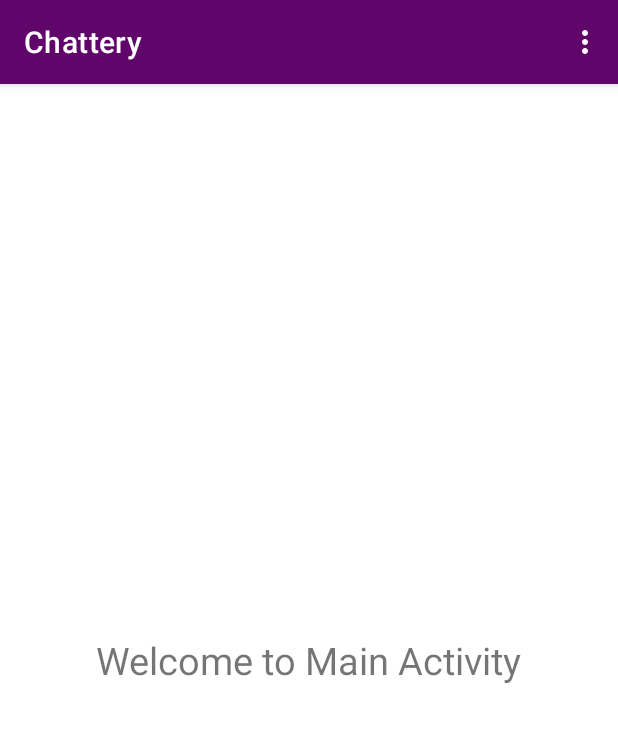
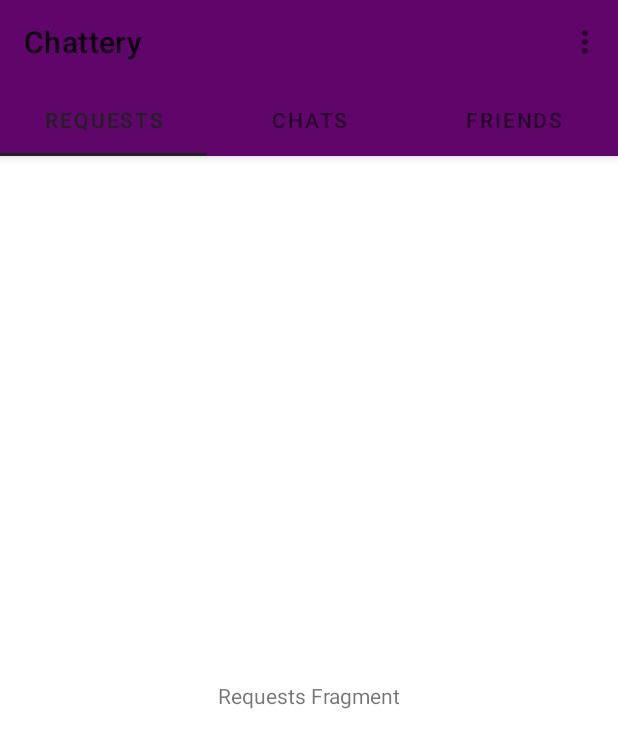
Before and after one commit to Ahmedgadein/Chattery, an Android app: the screen it shows after launch once a user with an empty profile is signed in (MainActivity), on a phone screen of 412 x 824 dp. Shown: the top 748 px of the screen. Run offline under Robolectric (Android 15) with nearby library versions, the phone set to English and light mode, and no system bars; our stand-ins replace Firebase (no records; nobody signed in at launch, a user with empty details on screens opened directly).

Commit message:
Added tabs to Main page UI

```diff
--- a/app/build.gradle
+++ b/app/build.gradle
@@ -33,6 +33,7 @@ dependencies {
     implementation 'androidx.core:core-ktx:1.3.0'
     implementation 'androidx.constraintlayout:constraintlayout:1.1.3'
     implementation 'com.google.firebase:firebase-auth:16.0.5'
+    implementation 'androidx.legacy:legacy-support-v4:1.0.0'
     testImplementation 'junit:junit:4.12'
     androidTestImplementation 'androidx.test.ext:junit:1.1.1'
     androidTestImplementation 'androidx.test.espresso:espresso-core:3.2.0'
--- /dev/null
+++ b/app/src/main/java/com/example/chattery/adapters/TabsAdapter.kt
@@ -0,0 +1,27 @@
+package com.example.chattery.adapters
+
+import androidx.fragment.app.Fragment
+import androidx.fragment.app.FragmentManager
+import androidx.fragment.app.FragmentPagerAdapter
+import androidx.viewpager.widget.PagerAdapter
+import com.example.chattery.ui.fragments.ChatsFragment
+import com.example.chattery.ui.fragments.FriendsFragment
+import com.example.chattery.ui.fragments.RequestsFragment
+
+class TabsAdapter(fm: FragmentManager) : FragmentPagerAdapter(fm) {
+    private val tabsTitles = listOf("Requests","Chats","Friends")
+
+    override fun getItem(position: Int): Fragment {
+        return when(position){
+            0 -> RequestsFragment()
+            1 -> ChatsFragment()
+            2 -> FriendsFragment()
+            else -> Fragment()
+        }
+
+    }
+
+    override fun getCount(): Int = 3
+
+    override fun getPageTitle(position: Int): CharSequence? = tabsTitles.get(position)
+}
--- a/app/src/main/java/com/example/chattery/LoginActivity.kt
+++ b/app/src/main/java/com/example/chattery/ui/activities/LoginActivity.kt
@@ -1,4 +1,4 @@
-package com.example.chattery
+package com.example.chattery.ui.activities
 
 import android.app.ProgressDialog
 import android.content.Intent
@@ -9,8 +9,8 @@ import android.util.Log
 import android.widget.Button
 import android.widget.EditText
 import android.widget.Toast
+import com.example.chattery.R
 import com.google.firebase.auth.FirebaseAuth
-import kotlin.math.log
 
 class LoginActivity : AppCompatActivity() {
     lateinit var mAuth:FirebaseAuth  //FireBase Authentication instance
@@ -57,7 +57,7 @@ class LoginActivity : AppCompatActivity() {
             mProgressDialog.dismiss()
             if (it.isSuccessful){
                 Log.d(TAG,"Log in succesful")
-                val intent = Intent(this,MainActivity::class.java)
+                val intent = Intent(this, MainActivity::class.java)
                 startActivity(intent)
                 finish()
             }else{
--- a/app/src/main/java/com/example/chattery/MainActivity.kt
+++ b/app/src/main/java/com/example/chattery/ui/activities/MainActivity.kt
@@ -1,4 +1,4 @@
-package com.example.chattery
+package com.example.chattery.ui.activities
 
 import android.content.Context
 import android.content.Intent
@@ -8,17 +8,33 @@ import android.os.Bundle
 import android.view.Menu
 import android.view.MenuItem
 import android.widget.Toast
+import androidx.viewpager.widget.ViewPager
+import com.example.chattery.R
+import com.example.chattery.adapters.TabsAdapter
+import com.google.android.material.tabs.TabLayout
 import com.google.firebase.auth.FirebaseAuth
 
 class MainActivity : AppCompatActivity() {
     lateinit var mAuth: FirebaseAuth
-
+    lateinit var mViewPager:ViewPager
+    lateinit var mTabs:TabLayout
+    lateinit var mToolbar: androidx.appcompat.widget.Toolbar
 
     override fun onCreate(savedInstanceState: Bundle?) {
         super.onCreate(savedInstanceState)
         setContentView(R.layout.activity_main)
 
         mAuth = FirebaseAuth.getInstance()
+
+        mToolbar = findViewById(R.id.main_page_toolbar)
+        setSupportActionBar(mToolbar)
+
+        mViewPager = findViewById(R.id.view_pager)
+        mViewPager.adapter =
+            TabsAdapter(supportFragmentManager)
+
+        mTabs = findViewById(R.id.main_tab_layout)
+        mTabs.setupWithViewPager(mViewPager)
 
         if(!isNetworkAvailableAndConnected()) {
             Toast.makeText(this,"No Network Connection", Toast.LENGTH_LONG).show()
--- a/app/src/main/java/com/example/chattery/SignUpActivity.kt
+++ b/app/src/main/java/com/example/chattery/ui/activities/SignUpActivity.kt
@@ -1,4 +1,4 @@
-package com.example.chattery
+package com.example.chattery.ui.activities
 
 import android.app.ProgressDialog
 import android.content.Intent
@@ -9,7 +9,7 @@ import android.util.Log
 import android.widget.Button
 import android.widget.EditText
 import android.widget.Toast
-import androidx.appcompat.app.AlertDialog
+import com.example.chattery.R
 import com.google.firebase.auth.FirebaseAuth
 
 class SignUpActivity : AppCompatActivity() {
@@ -59,7 +59,7 @@ class SignUpActivity : AppCompatActivity() {
 
             if(it.isSuccessful){
                 Log.d(TAG,"Created account succesfuly")
-                val intent = Intent(this,MainActivity::class.java)
+                val intent = Intent(this, MainActivity::class.java)
                 startActivity(intent)
                 finish()
             }else{
--- /dev/null
+++ b/app/src/main/java/com/example/chattery/ui/fragments/ChatsFragment.kt
@@ -0,0 +1,23 @@
+package com.example.chattery.ui.fragments
+
+import android.os.Bundle
+import androidx.fragment.app.Fragment
+import android.view.LayoutInflater
+import android.view.View
+import android.view.ViewGroup
+import com.example.chattery.R
+
+/**
+ * A simple [Fragment] subclass.
+ */
+class ChatsFragment : Fragment() {
+
+    override fun onCreateView(
+        inflater: LayoutInflater, container: ViewGroup?,
+        savedInstanceState: Bundle?
+    ): View? {
+        // Inflate the layout for this fragment
+        return inflater.inflate(R.layout.fragment_chats, container, false)
+    }
+
+}
--- /dev/null
+++ b/app/src/main/java/com/example/chattery/ui/fragments/RequestsFragment.kt
@@ -0,0 +1,21 @@
+package com.example.chattery.ui.fragments
+
+import android.os.Bundle
+import androidx.fragment.app.Fragment
+import android.view.LayoutInflater
+import android.view.View
+import android.view.ViewGroup
+import com.example.chattery.R
+
+
+class RequestsFragment : Fragment() {
+
+    override fun onCreateView(
+        inflater: LayoutInflater, container: ViewGroup?,
+        savedInstanceState: Bundle?
+    ): View? {
+        // Inflate the layout for this fragment
+        return inflater.inflate(R.layout.fragment_requests, container, false)
+    }
+
+}
--- a/app/src/main/res/layout/activity_login.xml
+++ b/app/src/main/res/layout/activity_login.xml
@@ -5,7 +5,7 @@
     xmlns:tools="http://schemas.android.com/tools"
     android:layout_width="match_parent"
     android:layout_height="match_parent"
-    tools:context=".LoginActivity">
+    tools:context=".ui.activities.LoginActivity">
 
     <com.google.android.material.textview.MaterialTextView
         android:id="@+id/textview_login"
--- a/app/src/main/res/layout/activity_main.xml
+++ b/app/src/main/res/layout/activity_main.xml
@@ -7,14 +7,39 @@
     android:layout_height="match_parent">
 
 
-    <TextView
-        android:id="@+id/textView2"
-        android:textSize="25sp"
-        android:layout_width="wrap_content"
+
+    <com.google.android.material.appbar.AppBarLayout
+        android:id="@+id/app_bar"
+        android:layout_width="match_parent"
         android:layout_height="wrap_content"
-        android:text="Welcome to Main Activity"
+        app:layout_constraintEnd_toEndOf="parent"
+        app:layout_constraintStart_toStartOf="parent"
+        app:layout_constraintTop_toTopOf="parent">
+
+        <include layout="@layout/app_bar_layout"
+            android:id="@+id/main_page_toolbar"/>
+
+        <com.google.android.material.tabs.TabLayout
+            android:id="@+id/main_tab_layout"
+            android:layout_width="match_parent"
+            android:layout_height="wrap_content"
+            android:theme="@style/Theme.AppCompat.Light.DarkActionBar"
+            android:background="@color/colorPrimary"
+            app:layout_constraintEnd_toEndOf="parent"
+            app:layout_constraintStart_toStartOf="parent"
+            app:layout_constraintTop_toBottomOf="@id/app_bar" />
+
+    </com.google.android.material.appbar.AppBarLayout>
+
+
+
+    <androidx.viewpager.widget.ViewPager
+        android:id="@+id/view_pager"
+        android:layout_width="match_parent"
+        android:layout_height="0dp"
         app:layout_constraintBottom_toBottomOf="parent"
         app:layout_constraintEnd_toEndOf="parent"
         app:layout_constraintStart_toStartOf="parent"
-        app:layout_constraintTop_toTopOf="parent" />
+        app:layout_constraintTop_toBottomOf="@+id/app_bar" />
+
 </androidx.constraintlayout.widget.ConstraintLayout>
--- a/app/src/main/res/layout/activity_new_account.xml
+++ b/app/src/main/res/layout/activity_new_account.xml
@@ -5,7 +5,7 @@
     xmlns:tools="http://schemas.android.com/tools"
     android:layout_width="match_parent"
     android:layout_height="match_parent"
-    tools:context=".LoginActivity">
+    tools:context=".ui.activities.LoginActivity">
 
     <com.google.android.material.textview.MaterialTextView
         android:id="@+id/textview_signup"
--- /dev/null
+++ b/app/src/main/res/layout/app_bar_layout.xml
@@ -0,0 +1,10 @@
+<?xml version="1.0" encoding="utf-8"?>
+<androidx.appcompat.widget.Toolbar
+    android:id="@+id/main_app_bar"
+    xmlns:android="http://schemas.android.com/apk/res/android"
+    android:layout_width="match_parent"
+    android:layout_height="wrap_content"
+    android:background="@color/colorPrimary"
+    android:theme="@style/Theme.MaterialComponents.Light.DarkActionBar">
+
+</androidx.appcompat.widget.Toolbar>
--- /dev/null
+++ b/app/src/main/res/layout/fragment_requests.xml
@@ -0,0 +1,15 @@
+<?xml version="1.0" encoding="utf-8"?>
+<FrameLayout xmlns:android="http://schemas.android.com/apk/res/android"
+    xmlns:tools="http://schemas.android.com/tools"
+    android:layout_width="match_parent"
+    android:layout_height="match_parent"
+    tools:context=".ui.fragments.RequestsFragment">
+
+    <!-- TODO: Update blank fragment layout -->
+    <TextView
+        android:gravity="center"
+        android:layout_width="match_parent"
+        android:layout_height="match_parent"
+        android:text="Requests Fragment" />
+
+</FrameLayout>
--- a/app/src/main/res/values/strings.xml
+++ b/app/src/main/res/values/strings.xml
@@ -1,3 +1,6 @@
 <resources>
     <string name="app_name">Chattery</string>
+
+    <!-- TODO: Remove or change this placeholder text -->
+    <string name="hello_blank_fragment">Hello blank fragment</string>
 </resources>
--- a/app/src/main/res/values/styles.xml
+++ b/app/src/main/res/values/styles.xml
@@ -7,6 +7,9 @@
         <item name="colorPrimaryDark">@color/colorPrimaryDark</item>
         <item name="colorSecondary">@color/reddish</item>
         <item name="colorSecondaryVariant">@color/colorPink</item>
+        <item name="colorOnPrimary">@android:color/white</item>
+        <item name="windowActionBar">false</item>
+        <item name="windowNoTitle">true</item>
     </style>
 
     <style name="LoginTheme" parent="Theme.MaterialComponents.Light.NoActionBar">
```
Also changed, not shown: app/src/main/AndroidManifest.xml (+4 -4 lines), app/src/main/java/com/example/chattery/ui/activities/WelcomeActivity.kt (renamed from app/src/main/java/com/example/chattery/WelcomeActivity.kt, +4 -6 lines), app/src/main/java/com/example/chattery/ui/fragments/FriendsFragment.kt (added, +23 -0 lines), app/src/main/res/layout/fragment_chats.xml (added, +15 -0 lines), app/src/main/res/layout/fragment_friends.xml (added, +15 -0 lines).
